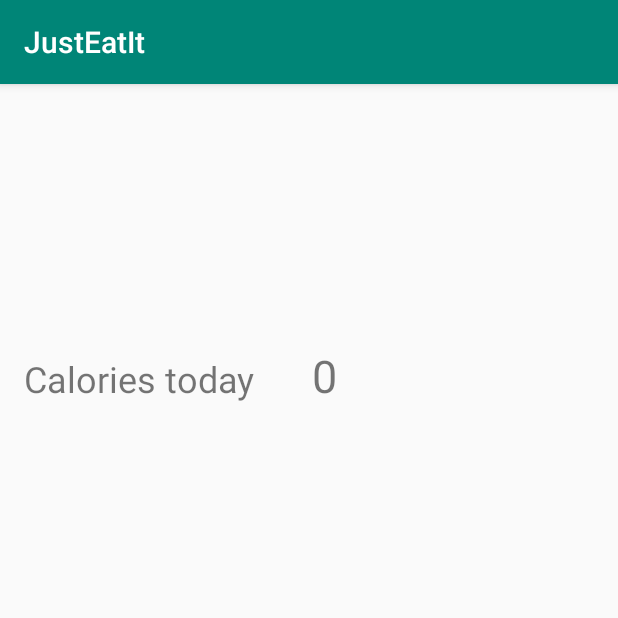
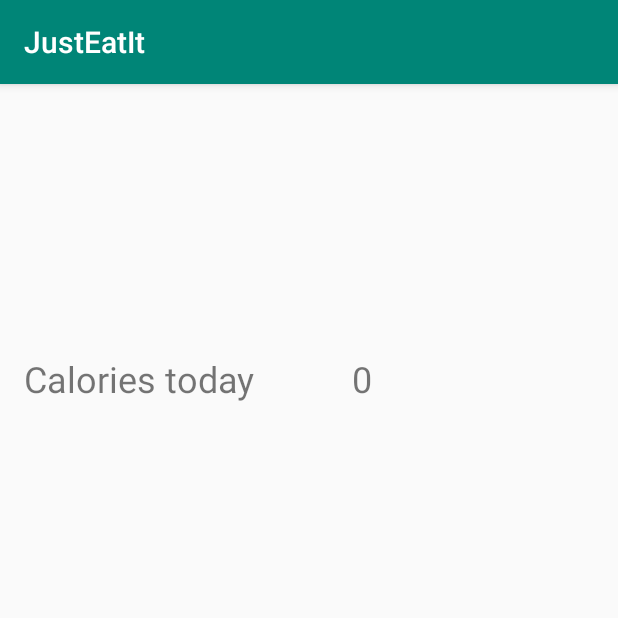
Before and after one commit to Diakko/JustEatIt, an Android app: the screen it shows after launch (ProfileActivity), after a tap on an icon or button, on a phone screen of 412 x 824 dp, the top half of it. Run offline under Robolectric (Android 15) with nearby library versions, the phone set to English and light mode, and no system bars.

Commit message:
uusi versio

```diff
--- a/app/src/main/java/com/example/justeatit/MainActivity.java
+++ b/app/src/main/java/com/example/justeatit/MainActivity.java
@@ -9,14 +9,6 @@ import android.util.Log;
 import android.view.View;
 import android.widget.EditText;
 import android.widget.TextView;
-
-import org.w3c.dom.Text;
-
-import java.util.concurrent.Executors;
-import java.util.concurrent.ScheduledExecutorService;
-import java.util.concurrent.TimeUnit;
-
-import static android.provider.AlarmClock.EXTRA_MESSAGE;
 
 public class MainActivity extends AppCompatActivity {
     private final static String DAILY_CALORIES_KEY = "Daily_calories";
@@ -70,14 +62,14 @@ public class MainActivity extends AppCompatActivity {
     public void profileButtonPressed(View v){
         Log.i("Button", "Profiili-nappia painettu");
         Intent intent = new Intent(this, ProfileActivity.class);
-        TextView tv1 =findViewById(R.id.caloriesCount);
+        TextView tv1 =findViewById(R.id.caloriesCount2);
         String message = tv1.getText().toString();
         intent.putExtra(EXTRA_MESSAGE, message);
         startActivity(intent);
     }
 
     public void updateUI(){
-        TextView tv1 =findViewById(R.id.caloriesCount);
+        TextView tv1 =findViewById(R.id.caloriesCount2);
         tv1.setText(calories.getDailyCountString());
     }
 }
--- a/app/src/main/res/layout/activity_main.xml
+++ b/app/src/main/res/layout/activity_main.xml
@@ -21,7 +21,7 @@
         app:layout_constraintEnd_toEndOf="parent" />
 
     <TextView
-        android:id="@+id/caloriesCount"
+        android:id="@+id/caloriesCount2"
         android:layout_width="92dp"
         android:layout_height="43dp"
         android:layout_marginStart="20dp"
--- a/app/src/main/res/layout/activity_profile.xml
+++ b/app/src/main/res/layout/activity_profile.xml
@@ -5,20 +5,6 @@
     android:layout_width="match_parent"
     android:layout_height="match_parent"
     tools:context=".ProfileActivity">
-
-    <TextView
-        android:id="@+id/caloriesCount2"
-        android:layout_width="92dp"
-        android:layout_height="43dp"
-        android:layout_marginStart="20dp"
-        android:layout_marginLeft="20dp"
-        android:layout_marginEnd="112dp"
-        android:layout_marginRight="112dp"
-        android:text="@string/caloriesCount"
-        android:textSize="30sp"
-        app:layout_constraintBaseline_toBaselineOf="@+id/calories2"
-        app:layout_constraintEnd_toEndOf="parent"
-        app:layout_constraintStart_toEndOf="@+id/calories" />
 
     <TextView
         android:id="@+id/calories2"
@@ -31,4 +17,15 @@
         android:textSize="24sp"
         app:layout_constraintStart_toStartOf="parent"
         app:layout_constraintTop_toTopOf="parent" />
+
+    <TextView
+        android:id="@+id/caloriesCount2"
+        android:layout_width="wrap_content"
+        android:layout_height="wrap_content"
+        android:text="@string/caloriesCount"
+        android:textSize="24sp"
+        app:layout_constraintBaseline_toBaselineOf="@+id/calories2"
+        app:layout_constraintEnd_toEndOf="parent"
+        app:layout_constraintHorizontal_bias="0.25"
+        app:layout_constraintStart_toEndOf="@+id/calories2" />
 </androidx.constraintlayout.widget.ConstraintLayout>
--- a/app/src/main/res/values/strings.xml
+++ b/app/src/main/res/values/strings.xml
@@ -3,6 +3,7 @@
     <string name="foodBar">\[Insert food]</string>
     <string name="sendButton">SEND</string>
     <string name="caloriesCount">0</string>
+    <string name="caloriesCounter">0</string>
     <string name="caloriesText">Calories today</string>
     <string name="insertCalories">0</string>
     <string name="empty">\\</string>
```
Also changed, not shown: app/src/main/AndroidManifest.xml (+3 -6 lines).
